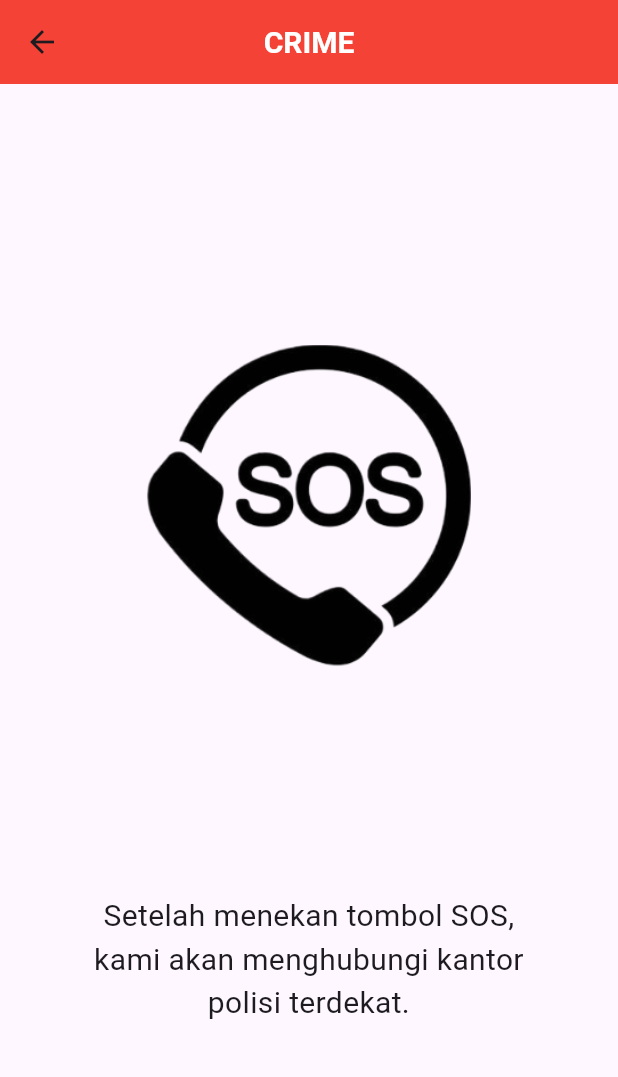
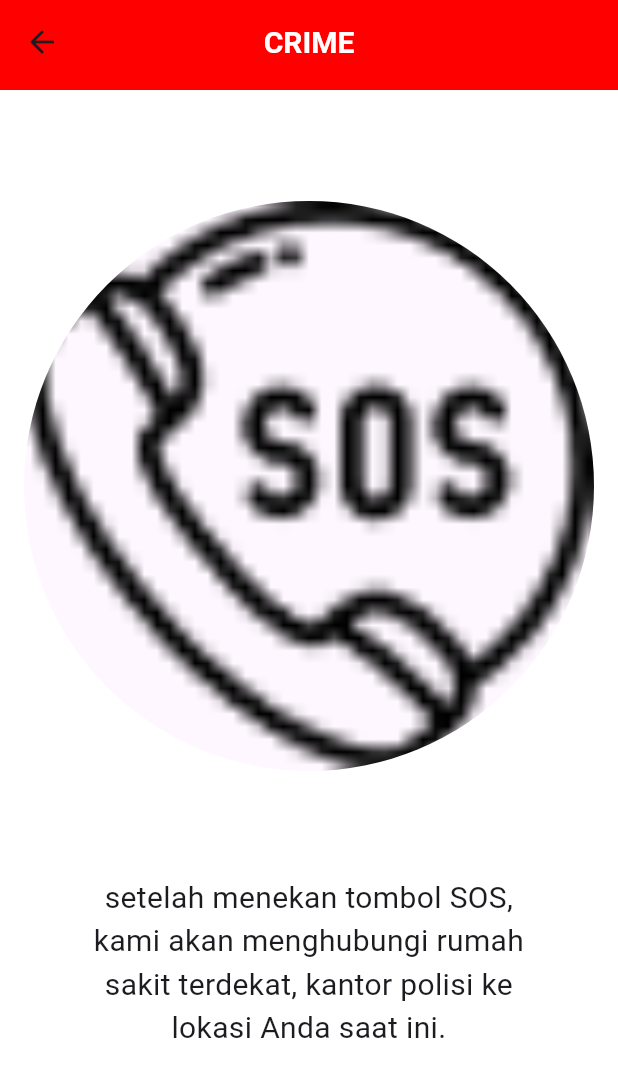
Before and after one commit to iqbalimaduddin11/emergencycalls, a Flutter app: the screen it shows after launch, after a tap on "CRIME", on a phone screen of 412 x 824 dp. Shown: the top 1077 px of the screen. Run offline on Flutter 3.47's test engine with Material 3 defaults, Android fonts, the phone set to English and light mode, and no system bars.

Commit message:
update animasi button SOS

```diff
--- a/lib/Crime.dart
+++ b/lib/Crime.dart
@@ -2,38 +2,70 @@
 
 import 'package:flutter/material.dart';
 
-class CrimePage extends StatelessWidget {
+class CrimePage extends StatefulWidget {
   const CrimePage({super.key});
+
+  @override
+  State<CrimePage> createState() => _CrimePageState();
+}
+
+class _CrimePageState extends State<CrimePage> {
+  bool isEmergency = false;
+
+  void toggleSOS() {
+    setState(() {
+      isEmergency = !isEmergency;
+    });
+  }
 
   @override
   Widget build(BuildContext context) {
     return Scaffold(
+      backgroundColor: (isEmergency == true) ? Colors.red : Colors.white,
       appBar: AppBar(
         title: const Text(
           'CRIME',
-          style: TextStyle(
-            color: Colors.white,
-            fontWeight: FontWeight.bold
+          style: TextStyle(color: Colors.white, fontWeight: FontWeight.bold),
+        ),
+        backgroundColor: const Color.fromARGB(255, 255, 0, 0), // make appbar transparent
+        bottom: PreferredSize(
+          preferredSize: const Size.fromHeight(4.0), // set the height of the gradient
+          child: Container(
+            decoration: const BoxDecoration(
+              gradient: LinearGradient(
+                begin: Alignment.topCenter,
+                end: Alignment.bottomCenter,
+                colors: [
+                  Colors.red, // start color
+                  Colors.white, // end color
+                ],
+              ),
+            ),
           ),
-          ),
-        backgroundColor: Colors.red,
+        ),
       ),
-      body: const Center(
+      body: Center(
         child: Column(
           mainAxisAlignment: MainAxisAlignment.center,
           children: <Widget>[
-            EmergencyButton(),
-            SizedBox(
+            EmergencyButton(
+              imageSrc: (isEmergency == true)
+                  ? 'assets/icons/sos.png'
+                  : 'assets/icons/sos.png', // TODO: GANTI INI YAK
+              onTap: () => toggleSOS(),
+            ),
+            const SizedBox(
               height: 20,
             ),
             Center(
               child: Padding(
-                padding: EdgeInsets.all(50.0),
-                child: Text(
-                  'Setelah menekan tombol SOS, kami akan menghubungi kantor polisi terdekat.',
-                  style: TextStyle(fontSize: 20),
+                padding: const EdgeInsets.all(50.0),
+                child: Text((isEmergency == true)
+                  ? 'tetap standby, kami saat ini sedang meminta bantuan terdekat.'
+                  : 'setelah menekan tombol SOS, kami akan menghubungi rumah sakit terdekat, kantor polisi ke lokasi Anda saat ini.',
+                  style: const TextStyle(fontSize: 20),
                   textAlign: TextAlign.center,
-                ),
+              ),
               ),
             ),
           ],
@@ -44,12 +76,13 @@ class CrimePage extends StatelessWidget {
 }
 
 class EmergencyButton extends StatelessWidget {
-  const EmergencyButton({super.key});
+  const EmergencyButton({super.key, required this.imageSrc, this.onTap});
+  final String imageSrc;
+  final Function()? onTap;
 
   @override
   Widget build(BuildContext context) {
     const buttonSize = Size(380, 380);
-    const iconImage = 'assets/icons/sos.png'; // replace with your asset path
 
     return SizedBox.fromSize(
       size: buttonSize,
@@ -57,12 +90,12 @@ class EmergencyButton extends StatelessWidget {
         child: Material(
           color: Theme.of(context).colorScheme.surface, // use theme color
           child: InkWell(
-            splashColor: Theme.of(context).colorScheme.error, // use theme color
-            onTap: () {}, // button pressed
+            splashColor: Theme.of(context).colorScheme.surface, // set splash color to the same as button background
+            onTap: onTap ?? () {}, // button pressed
             child: Image.asset(
-              iconImage,
+              imageSrc,
               fit: BoxFit.cover,
-              ), // load icon from asset
+            ), // load icon from asset
           ),
         ),
       ),
--- a/lib/emergency_calls_screen.dart
+++ b/lib/emergency_calls_screen.dart
@@ -31,15 +31,19 @@ class _EmergencyCallsScreenState extends State<EmergencyCallsScreen> {
   @override
   Widget build(BuildContext context) {
     return Scaffold(
+      extendBodyBehindAppBar: true,
       appBar: AppBar(
-        title: const Text('Emergency Calls'),
-        backgroundColor: Colors.transparent,
+        title: const Text(
+          'Emergency Calls',
+          style: TextStyle(color: Color.fromARGB(255, 255, 0, 0), fontWeight: FontWeight.bold),
+          ),
+          backgroundColor: Colors.transparent,
       ),
       body: SingleChildScrollView(
         child: Container(
           decoration: const BoxDecoration(
             gradient: LinearGradient(
-              colors: [Color.fromARGB(255, 247, 96, 96), Color.fromARGB(255, 219, 230, 240)],
+              colors: [Color.fromARGB(193, 241, 96, 96), Color.fromARGB(179, 255, 255, 255)],
               begin: Alignment.topCenter,
               end: Alignment.bottomCenter,
             ),
```
Also changed, not shown: assets/icons/sos-.png (added), assets/icons/sos.png, assets/icons/sos_.png (added), assets/icons/sos_1.png (added), assets/icons/sos_2.png (added).
